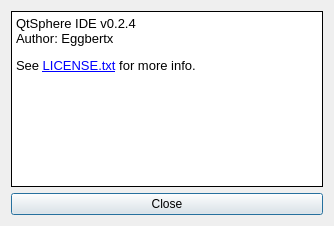
First picture: the form in src/aboutdialog.ui, repository Eggbertx/QtSphere-IDE, before the edit.
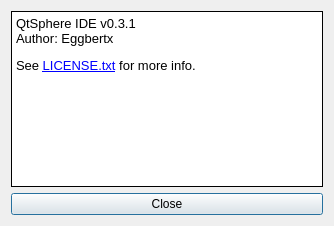
Second picture: the form after the edit.

Patch:
```diff
--- a/src/aboutdialog.ui
+++ b/src/aboutdialog.ui
@@ -31,9 +31,9 @@
         <string>&lt;!DOCTYPE HTML PUBLIC &quot;-//W3C//DTD HTML 4.0//EN&quot; &quot;http://www.w3.org/TR/REC-html40/strict.dtd&quot;&gt;
 &lt;html&gt;&lt;head&gt;&lt;meta name=&quot;qrichtext&quot; content=&quot;1&quot; /&gt;&lt;style type=&quot;text/css&quot;&gt;
 p, li { white-space: pre-wrap; }
-&lt;/style&gt;&lt;/head&gt;&lt;body style=&quot; font-family:'Sans'; font-size:10pt; font-weight:400; font-style:normal;&quot;&gt;
-&lt;p style=&quot; margin-top:12px; margin-bottom:12px; margin-left:0px; margin-right:0px; -qt-block-indent:0; text-indent:0px;&quot;&gt;QtSphere IDE v0.2.4&lt;br /&gt;Author: Eggbertx&lt;/p&gt;
-&lt;p style=&quot; margin-top:12px; margin-bottom:12px; margin-left:0px; margin-right:0px; -qt-block-indent:0; text-indent:0px;&quot;&gt;See &lt;a href=&quot;https://github.com/Eggbertx/QtSphere-IDE/blob/master/LICENSE.txt&quot;&gt;&lt;span style=&quot; text-decoration: underline; color:#0000ff;&quot;&gt;LICENSE.txt&lt;/span&gt;&lt;/a&gt; for more info.&lt;/p&gt;&lt;/body&gt;&lt;/html&gt;</string>
+&lt;/style&gt;&lt;/head&gt;&lt;body style=&quot; font-family:'MS Shell Dlg 2'; font-size:8.25pt; font-weight:400; font-style:normal;&quot;&gt;
+&lt;p style=&quot; margin-top:12px; margin-bottom:12px; margin-left:0px; margin-right:0px; -qt-block-indent:0; text-indent:0px;&quot;&gt;&lt;span style=&quot; font-family:'Sans'; font-size:10pt;&quot;&gt;QtSphere IDE v0.3.1&lt;br /&gt;Author: Eggbertx&lt;/span&gt;&lt;/p&gt;
+&lt;p style=&quot; margin-top:12px; margin-bottom:12px; margin-left:0px; margin-right:0px; -qt-block-indent:0; text-indent:0px;&quot;&gt;&lt;span style=&quot; font-family:'Sans'; font-size:10pt;&quot;&gt;See &lt;/span&gt;&lt;a href=&quot;https://github.com/Eggbertx/QtSphere-IDE/blob/master/LICENSE.txt&quot;&gt;&lt;span style=&quot; font-family:'Sans'; font-size:10pt; text-decoration: underline; color:#0000ff;&quot;&gt;LICENSE.txt&lt;/span&gt;&lt;/a&gt;&lt;span style=&quot; font-family:'Sans'; font-size:10pt;&quot;&gt; for more info.&lt;/span&gt;&lt;/p&gt;&lt;/body&gt;&lt;/html&gt;</string>
        </property>
        <property name="openExternalLinks">
         <bool>true</bool>
```
